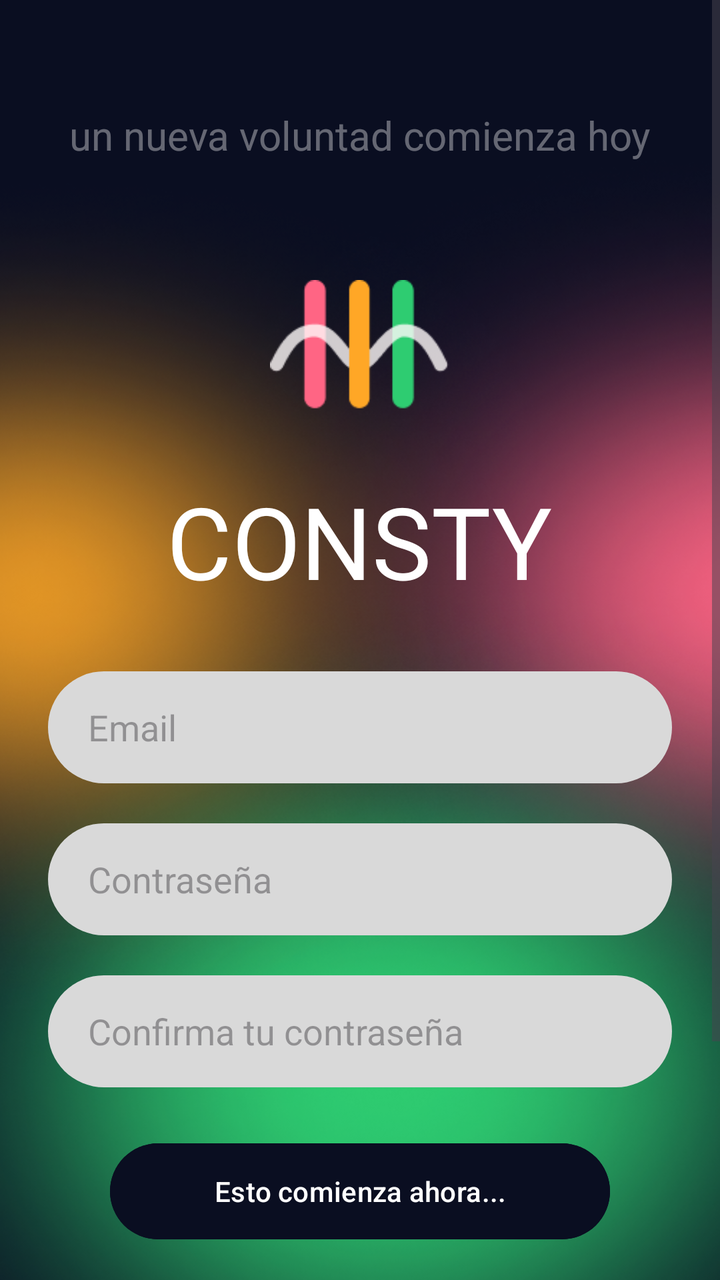
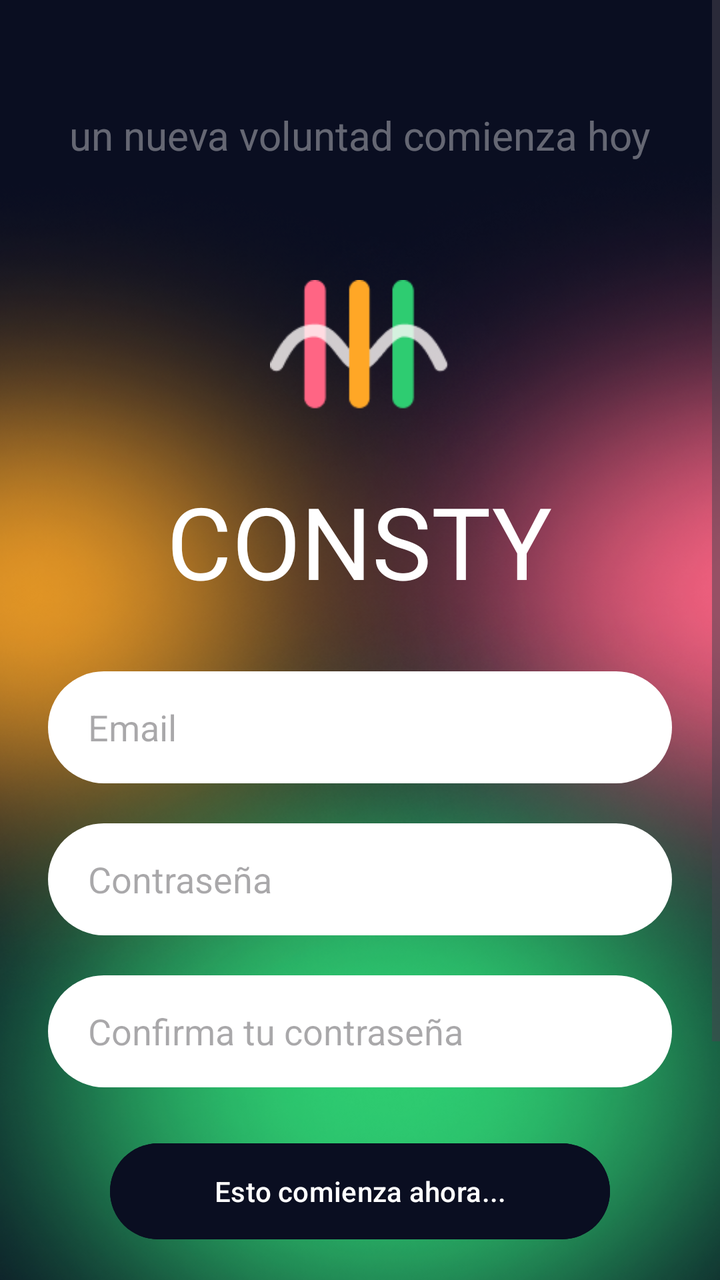

An Android layout rendered at two revisions. The XML below is the earlier revision; the diff shows what the commit changed to produce the second picture.
<!-- AndroidManifest.xml: application theme Theme.Consty_Group -->
<!-- res/layout/activity_registro.xml -->
<?xml version="1.0" encoding="utf-8"?>
<LinearLayout xmlns:android="http://schemas.android.com/apk/res/android"
    xmlns:app="http://schemas.android.com/apk/res-auto"
    xmlns:tools="http://schemas.android.com/tools"
    android:id="@+id/main"
    android:layout_width="match_parent"
    android:layout_height="match_parent"
    android:background="@drawable/backgrpundimg"
    android:gravity="center"
    android:orientation="vertical"
    tools:context=".auth.Registro">

    <ScrollView
        android:id="@+id/ScrollRegistro"
        android:layout_width="match_parent"
        android:layout_height="0dp"
        android:layout_weight="1"
        android:fillViewport="true">

        <LinearLayout
            android:layout_width="match_parent"
            android:layout_height="wrap_content"
            android:gravity="center_horizontal"
            android:orientation="vertical"
            android:padding="24dp">

            
            <TextView
                android:layout_marginTop="30dp"
                android:layout_width="wrap_content"
                android:layout_height="wrap_content"
                android:layout_marginBottom="50dp"
                android:text="@string/FraseMotivacionalDos"
                android:textColor="@color/TextoGris"
                android:textSize="20sp" />

            
            <ImageView
                android:id="@+id/LogoLogIn"
                android:layout_width="90dp"
                android:layout_height="90dp"
                android:layout_marginBottom="16dp"
                app:srcCompat="@drawable/logosinfondo"
                android:contentDescription="@string/logo"/>



            
            <TextView
                android:id="@+id/NombreEmpresaRegistro"
                android:layout_width="wrap_content"
                android:layout_height="wrap_content"
                android:layout_marginBottom="32dp"
                android:fontFamily="@font/tan"
                android:text="@string/NombteEmpresa"
                android:textColor="@color/white"
                android:textSize="50sp" />

            <EditText
                android:id="@+id/InputEmailRegistro"
                android:layout_width="match_parent"
                android:layout_height="56dp"
                android:layout_marginBottom="20dp"
                android:background="@drawable/style_edit_text"
                android:hint="@string/TextEmail"
                android:inputType="textEmailAddress"
                android:paddingStart="20dp"
                android:paddingEnd="1dp"
                android:textColor="@color/TextoGris" />

            
            <EditText
                android:id="@+id/InputContrasenaRegistro"
                android:layout_width="match_parent"
                android:layout_height="56dp"
                android:layout_marginBottom="20dp"
                android:background="@drawable/style_edit_text"
                android:hint="@string/TextContrasena"
                android:inputType="textPassword"
                android:paddingStart="20dp"
                android:paddingEnd="1dp"
                android:textColor="@color/TextoGris" />

            
            <EditText
                android:id="@+id/ImputRepConRegistro"
                android:layout_width="match_parent"
                android:layout_height="56dp"
                android:layout_marginBottom="24dp"
                android:background="@drawable/style_edit_text"
                android:hint="@string/TextConfirmarContraSena"
                android:inputType="textPassword"
                android:paddingStart="20dp"
                android:paddingEnd="1dp"
                android:textColor="@color/TextoGris" />

            
            <Button
                android:id="@+id/ButtonComenzarRegistro"
                android:layout_width="250dp"
                android:layout_height="56dp"
                android:layout_marginBottom="20dp"
                android:backgroundTint="@color/backgroundColo"
                android:text="@string/TextBotonRegistro"
                android:textAllCaps="false"
                android:textColor="@color/white" />

            
            <TextView
                android:layout_width="wrap_content"
                android:layout_height="wrap_content"
                android:layout_marginBottom="20dp"
                android:text="@string/continua_conText"
                android:textColor="@color/backgroundColo"
                android:textSize="20sp"
                android:textStyle="bold"
                />

            
            <LinearLayout
                android:layout_width="wrap_content"
                android:layout_height="wrap_content"
                android:gravity="center"
                android:orientation="horizontal">

                <com.google.android.material.button.MaterialButton
                   android:id="@+id/ButtonGoogle"
                    android:layout_width="56dp"
                    android:layout_height="56dp"
                    android:layout_margin="8dp"
                    android:text=""
                    app:icon="@drawable/googlelogo"                    app:iconGravity="textStart"
                    app:iconPadding="0dp"
                    app:iconTint="@null"
                    android:backgroundTint="@color/white"
                    app:cornerRadius="16dp"/>

                <com.google.android.material.button.MaterialButton
                    android:id="@+id/ButtonFacebook"
                    android:layout_width="56dp"
                    android:layout_height="56dp"
                    android:layout_margin="8dp"
                    android:text=""
                    app:icon="@drawable/facebooklogo"
                    app:iconGravity="textStart"
                    app:iconPadding="0dp"
                    app:iconTint="@null"
                    android:backgroundTint="@color/white"
                    app:cornerRadius="16dp"/>


            </LinearLayout>


        </LinearLayout>

    </ScrollView>

</LinearLayout>
<!-- resources referenced by this layout -->
<resources>
  <color name="TextoGris">#5FFFFFFF</color>
  <color name="backgroundColo">#0A0E21</color>
  <color name="white">#FFFFFFFF</color>
  <!-- drawable backgrpundimg: png bitmap (drawable, 307316 bytes) -->
  <!-- drawable facebooklogo: png bitmap (drawable, 7272 bytes) -->
  <!-- drawable googlelogo: png bitmap (drawable, 189587 bytes) -->
  <!-- drawable logosinfondo: png bitmap (drawable, 2599 bytes) -->
  <!-- drawable style_edit_text (drawable) -->
  <?xml version="1.0" encoding="utf-8"?>
      <shape xmlns:android="http://schemas.android.com/apk/res/android">
          <solid android:color="#D9D9D9"/>
          <corners android:radius="30dp"/>
      </shape>
  <string name="FraseMotivacionalDos">un nueva voluntad comienza hoy</string>
  <string name="NombteEmpresa">CONSTY</string>
  <string name="TextBotonRegistro">Esto comienza ahora...</string>
  <string name="TextConfirmarContraSena">Confirma tu contraseña</string>
  <string name="TextContrasena">Contraseña</string>
  <string name="TextEmail">Email</string>
  <string name="continua_conText">continua con..</string>
  <string name="logo">Logo</string>
  <style name="Theme.Consty_Group" parent="Base.Theme.Consty_Group" />
  <style name="Base.Theme.Consty_Group" parent="Theme.Material3.DayNight.NoActionBar">
          
          
      </style>
</resources>

<!-- the commit's change to res/layout/activity_registro.xml (unified diff, before → after) -->
@@ -79,7 +79,7 @@
                 android:inputType="textPassword"
                 android:paddingStart="20dp"
                 android:paddingEnd="1dp"
-                android:textColor="@color/TextoGris" />
+                android:textColor="@color/black" />
 
             
             <EditText
@@ -92,7 +92,7 @@
                 android:inputType="textPassword"
                 android:paddingStart="20dp"
                 android:paddingEnd="1dp"
-                android:textColor="@color/TextoGris" />
+                android:textColor="@color/black" />
 
             
             <Button
<!-- resource entries referenced after the edit -->
@@ -2,6 +2,7 @@
 <resources>
   <color name="TextoGris">#5FFFFFFF</color>
   <color name="backgroundColo">#0A0E21</color>
+  <color name="black">#FF000000</color>
   <color name="white">#FFFFFFFF</color>
   <!-- drawable backgrpundimg: png bitmap (drawable, 307316 bytes) -->
   <!-- drawable facebooklogo: png bitmap (drawable, 7272 bytes) -->
@@ -10,7 +11,7 @@
   <!-- drawable style_edit_text (drawable) -->
   <?xml version="1.0" encoding="utf-8"?>
       <shape xmlns:android="http://schemas.android.com/apk/res/android">
-          <solid android:color="#D9D9D9"/>
+          <solid android:color="@color/white"/>
           <corners android:radius="30dp"/>
       </shape>
   <string name="FraseMotivacionalDos">un nueva voluntad comienza hoy</string>
